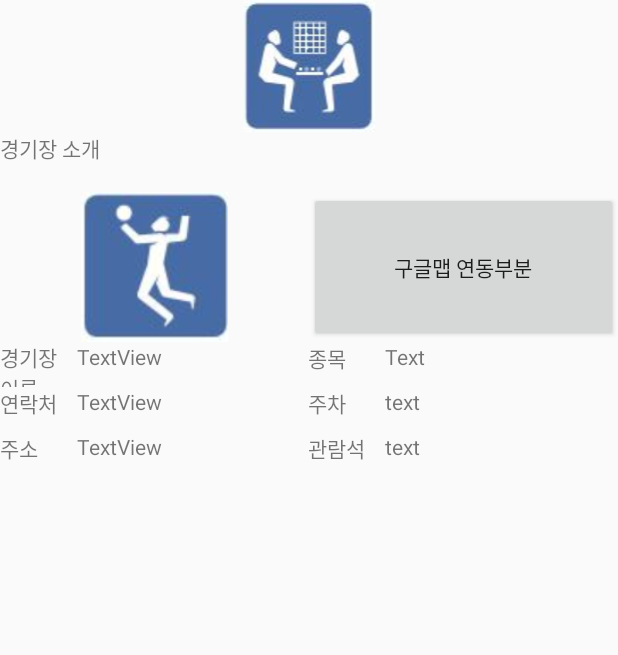
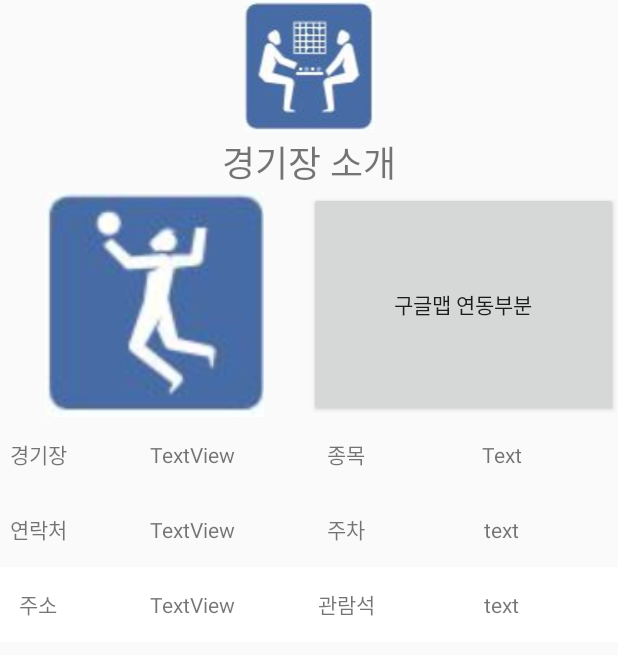
Before and after one commit to aekik1118/DOLMONO, an Android app: the layout jongmok_layout.xml on its own in the app's theme, with its tools: preview values and no code run, on a phone screen of 412 x 824 dp. Shown: the top 655 px of the screen. Run offline under Robolectric (Android 15) with nearby library versions, the phone set to English and light mode, and no system bars.

Commit message:
경기장 이미지 가져오기3

```diff
--- a/app/src/main/AndroidManifest.xml
+++ b/app/src/main/AndroidManifest.xml
@@ -5,7 +5,7 @@
     <application
         android:allowBackup="true"
         android:icon="@mipmap/ic_launcher2"
-        android:label="@string/app_name"
+        android:label="함께하는 충북 전국체전"
         android:roundIcon="@mipmap/ic_launcher_round"
         android:supportsRtl="true"
         android:theme="@style/AppTheme.NoActionBar">
--- a/app/src/main/java/org/techtown/dolmonoproto/MainActivity.java
+++ b/app/src/main/java/org/techtown/dolmonoproto/MainActivity.java
@@ -16,6 +16,12 @@ public class MainActivity extends AppCompatActivity
     android.app.FragmentManager manager = getFragmentManager();
     private BackPressCloseHandler backPressCloseHandler;
     public static String baseImageURL;
+    public static String stdname;
+    public static String stdcall;
+    public static String stdwatch;
+    public static String stdcar;
+    public static String stdjongmok;
+    public static String stdadd;
 
 
     @Override
--- a/app/src/main/java/org/techtown/dolmonoproto/jongmok.java
+++ b/app/src/main/java/org/techtown/dolmonoproto/jongmok.java
@@ -40,7 +40,7 @@ public class jongmok extends Fragment{
 
     ImageView iv;
     Bitmap bm;
-    TextView tv;
+    TextView tv,tvName,tvCall,tvAdd,tvWatch,tvJongmok,tvCar;
     private ProgressDialog progressDialog;
 
 
@@ -52,6 +52,12 @@ public class jongmok extends Fragment{
 
         iv = (ImageView) v.findViewById(R.id.imageView24);
         tv = (TextView)v.findViewById(R.id.textView20);
+        tvName = (TextView)v.findViewById(R.id.textView20);
+        tvWatch = (TextView)v.findViewById(R.id.textView15);
+        tvCall = (TextView)v.findViewById(R.id.textView23);
+        tvCar = (TextView)v.findViewById(R.id.textView17);
+        tvAdd = (TextView)v.findViewById(R.id.textView21);
+        tvJongmok = (TextView)v.findViewById(R.id.textView14);
 
         baseImageURL = activity.baseImageURL;
 
@@ -86,6 +92,12 @@ public class jongmok extends Fragment{
         try{
             mThread.join();
             iv.setImageBitmap(bm);
+            tvName.setText(activity.stdname);
+            tvAdd.setText(activity.stdadd);
+            tvWatch.setText(activity.stdwatch);
+            tvCar.setText(activity.stdcar);
+            tvCall.setText(activity.stdcall);
+            tvJongmok.setText(activity.stdjongmok);
 
         }catch (InterruptedException e){
 
--- a/app/src/main/java/org/techtown/dolmonoproto/jongmokMain.java
+++ b/app/src/main/java/org/techtown/dolmonoproto/jongmokMain.java
@@ -27,7 +27,13 @@ public class jongmokMain extends Fragment{
             @Override
             public void onClick(View v) {
                 MainActivity activity = (MainActivity) getActivity();
-                activity.baseImageURL="http://2017sports.chungbuk.go.kr/DATA/stadium/201702031056574752bkUAT.jpg";
+                activity.stdname="충주일원";
+                activity.stdadd="충북 충주시 호암동 626번지";
+                activity.stdwatch="15000석";
+                activity.stdcall="043-850-0411";
+                activity.stdcar="-대";
+                activity.stdjongmok="육상(마라톤)";
+                activity.baseImageURL="http://2017sports.chungbuk.go.kr/DATA/stadium/20170203025730971qQXH31.jpg";
                 activity.onFragmentChanged(53);
             }
         });
--- a/app/src/main/res/layout/jongmok_layout.xml
+++ b/app/src/main/res/layout/jongmok_layout.xml
@@ -26,11 +26,13 @@
                 android:id="@+id/textView7"
                 android:layout_width="match_parent"
                 android:layout_height="40sp"
-                android:text="경기장 소개" />
+                android:gravity="center"
+                android:text="경기장 소개"
+                android:textSize="24sp" />
 
             <LinearLayout
                 android:layout_width="match_parent"
-                android:layout_height="100sp"
+                android:layout_height="150sp"
                 android:orientation="horizontal"
                 android:weightSum="2">
 
@@ -39,6 +41,8 @@
                     android:layout_width="0dp"
                     android:layout_height="match_parent"
                     android:layout_weight="1"
+                    android:adjustViewBounds="true"
+                    android:cropToPadding="false"
                     app:srcCompat="@drawable/beagu" />
 
                 <Button
@@ -52,107 +56,133 @@
 
             <LinearLayout
                 android:layout_width="match_parent"
-                android:layout_height="30sp"
-                android:weightSum="4"
-                android:orientation="horizontal">
+                android:layout_height="50sp"
+                android:orientation="horizontal"
+                android:weightSum="4">
 
                 <TextView
                     android:id="@+id/textView13"
                     android:layout_width="0dp"
                     android:layout_height="match_parent"
                     android:layout_weight="0.5"
-                    android:text="경기장 이름" />
+                    android:gravity="center"
+                    android:text="경기장"
+                    android:textSize="14sp" />
 
                 <TextView
                     android:id="@+id/textView20"
                     android:layout_width="0dp"
                     android:layout_height="match_parent"
                     android:layout_weight="1.5"
-                    android:text="TextView" />
+                    android:gravity="center"
+                    android:text="TextView"
+                    android:textSize="14sp" />
 
                 <TextView
                     android:id="@+id/textView19"
                     android:layout_width="0dp"
                     android:layout_height="match_parent"
                     android:layout_weight="0.5"
-                    android:text="종목" />
+                    android:gravity="center"
+                    android:text="종목"
+                    android:textSize="14sp" />
 
                 <TextView
                     android:id="@+id/textView14"
                     android:layout_width="0dp"
                     android:layout_height="match_parent"
                     android:layout_weight="1.5"
-                    android:text="Text" />
+                    android:gravity="center"
+                    android:text="Text"
+                    android:textSize="14sp" />
             </LinearLayout>
 
             <LinearLayout
                 android:layout_width="match_parent"
-                android:layout_height="30sp"
-                android:weightSum="4"
-                android:orientation="horizontal">
+                android:layout_height="50sp"
+                android:orientation="horizontal"
+                android:weightSum="4">
 
                 <TextView
                     android:id="@+id/textView24"
                     android:layout_width="0dp"
                     android:layout_height="match_parent"
                     android:layout_weight="0.5"
-                    android:text="연락처" />
+                    android:gravity="center"
+                    android:text="연락처"
+                    android:textSize="14sp" />
 
                 <TextView
                     android:id="@+id/textView23"
                     android:layout_width="0dp"
                     android:layout_height="match_parent"
                     android:layout_weight="1.5"
-                    android:text="TextView" />
+                    android:gravity="center"
+                    android:text="TextView"
+                    android:textSize="14sp" />
 
                 <TextView
                     android:id="@+id/textView18"
                     android:layout_width="0dp"
                     android:layout_height="match_parent"
                     android:layout_weight="0.5"
-                    android:text="주차" />
+                    android:gravity="center"
+                    android:text="주차"
+                    android:textSize="14sp" />
 
                 <TextView
                     android:id="@+id/textView17"
                     android:layout_width="0dp"
                     android:layout_height="match_parent"
                     android:layout_weight="1.5"
-                    android:text="text" />
+                    android:gravity="center"
+                    android:text="text"
+                    android:textSize="14sp" />
             </LinearLayout>
 
             <LinearLayout
                 android:layout_width="match_parent"
-                android:layout_height="30sp"
-                android:weightSum="4"
-                android:orientation="horizontal">
+                android:layout_height="50sp"
+                android:background="@color/common_google_signin_btn_text_dark_default"
+                android:orientation="horizontal"
+                android:padding="0dp"
+                android:weightSum="4">
 
                 <TextView
                     android:id="@+id/textView16"
                     android:layout_width="0dp"
                     android:layout_height="match_parent"
                     android:layout_weight="0.5"
-                    android:text="주소" />
+                    android:gravity="center"
+                    android:text="주소"
+                    android:textSize="14sp" />
 
                 <TextView
                     android:id="@+id/textView21"
                     android:layout_width="0dp"
                     android:layout_height="match_parent"
                     android:layout_weight="1.5"
-                    android:text="TextView" />
+                    android:gravity="center"
+                    android:text="TextView"
+                    android:textSize="14sp" />
 
                 <TextView
                     android:id="@+id/textView22"
                     android:layout_width="0dp"
                     android:layout_height="match_parent"
                     android:layout_weight="0.5"
-                    android:text="관람석" />
+                    android:gravity="center"
+                    android:text="관람석"
+                    android:textSize="14sp" />
 
                 <TextView
                     android:id="@+id/textView15"
                     android:layout_width="0dp"
                     android:layout_height="match_parent"
                     android:layout_weight="1.5"
-                    android:text="text" />
+                    android:gravity="center"
+                    android:text="text"
+                    android:textSize="14sp" />
             </LinearLayout>
 
         </LinearLayout>
```
